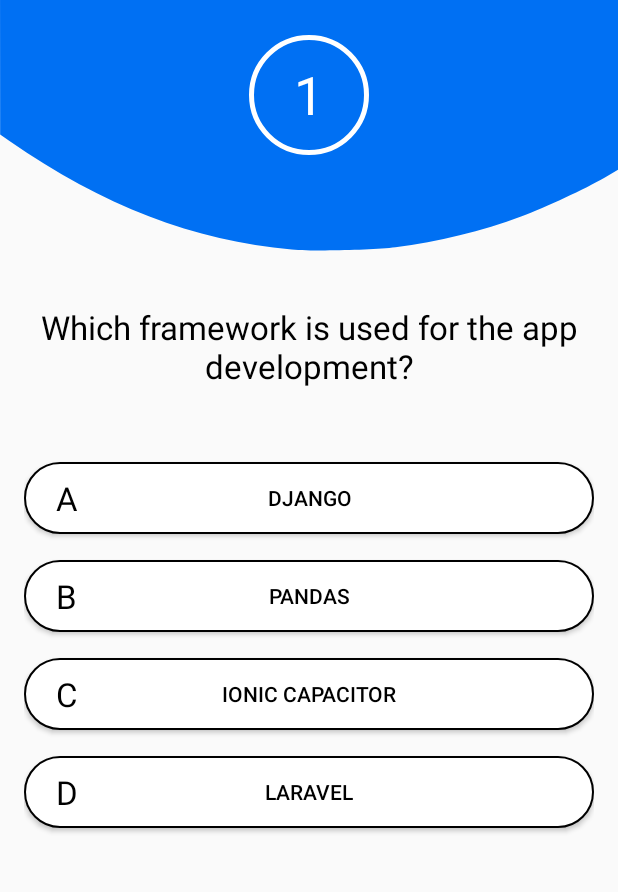
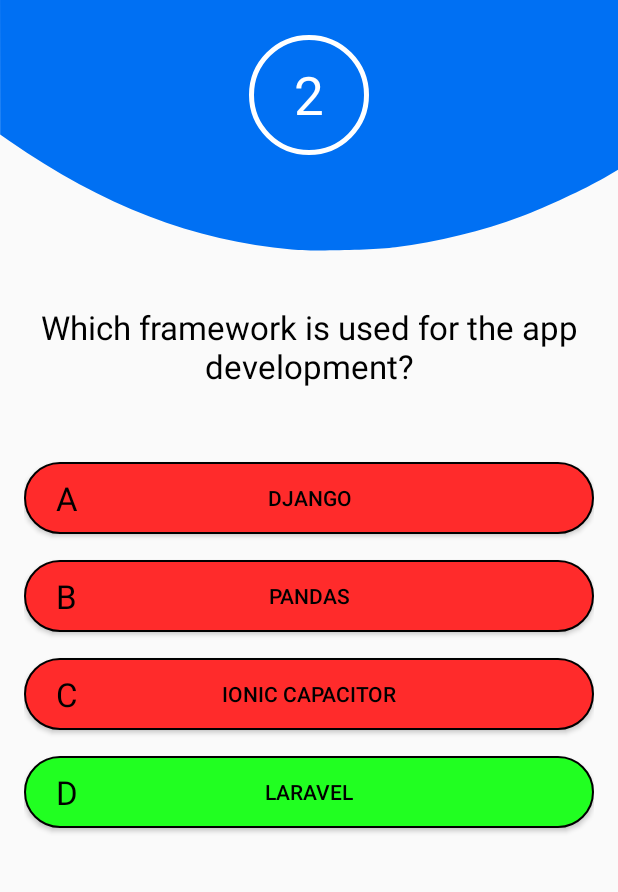
Before and after one commit to iamrohitsuthar/QuizApp, an Android app: the screen it shows after launch (QuizDashboardActivity), after a tap on "LARAVEL", on a phone screen of 412 x 824 dp, the part 199-1091 px from its top. Run offline under Robolectric (Android 15) with nearby library versions, the phone set to English and light mode, and no system bars; 3 other taps on this screen came first.

Commit message:
fix crashing issue after button click

```diff
--- a/app/src/main/java/com/rohit/suthar/quizapp/activities/QuizDashboardActivity.java
+++ b/app/src/main/java/com/rohit/suthar/quizapp/activities/QuizDashboardActivity.java
@@ -44,7 +44,6 @@ public class QuizDashboardActivity extends AppCompatActivity {
     }
 
     private void loadQuestions() {
-        while(questionTracker < questionHolderArrayList.size()) {
             mTvQuestionNo.setText(String.valueOf(questionTracker+1));
             mTvQuestion.setText(questionHolderArrayList.get(questionTracker).getQuestion());
             mBtnOptionA.setText(questionHolderArrayList.get(questionTracker).getOptionA());
@@ -52,70 +51,76 @@ public class QuizDashboardActivity extends AppCompatActivity {
             mBtnOptionC.setText(questionHolderArrayList.get(questionTracker).getOptionC());
             mBtnOptionD.setText(questionHolderArrayList.get(questionTracker).getOptionD());
             checkQuestion();
-        }
     }
 
     private void checkQuestion() {
         mBtnOptionA.setOnClickListener(new View.OnClickListener() {
             @Override
             public void onClick(View v) {
-                which = mBtnOptionA;
                 if(questionHolderArrayList.get(questionTracker).getOptionCorrect().equals(mBtnOptionA.getText().toString())) {
                     //correct
                     mBtnOptionA.setBackground(getResources().getDrawable(R.drawable.custom_button_correct));
-                    isCorrect = true;
                 }
+                else {
+                    mBtnOptionA.setBackground(getResources().getDrawable(R.drawable.custom_button_wrong));
+                }
+                updateQuestion();
             }
         });
 
         mBtnOptionB.setOnClickListener(new View.OnClickListener() {
             @Override
             public void onClick(View v) {
-                which = mBtnOptionB;
                 if(questionHolderArrayList.get(questionTracker).getOptionCorrect().equals(mBtnOptionB.getText().toString())) {
                     //correct
-                    mBtnOptionA.setBackground(getResources().getDrawable(R.drawable.custom_button_correct));
-                    isCorrect = true;
+                    mBtnOptionB.setBackground(getResources().getDrawable(R.drawable.custom_button_correct));
                 }
+                else {
+                    mBtnOptionB.setBackground(getResources().getDrawable(R.drawable.custom_button_wrong));
+                }
+                updateQuestion();
             }
         });
 
         mBtnOptionC.setOnClickListener(new View.OnClickListener() {
             @Override
             public void onClick(View v) {
-                which = mBtnOptionC;
                 if(questionHolderArrayList.get(questionTracker).getOptionCorrect().equals(mBtnOptionC.getText().toString())) {
                     //correct
-                    mBtnOptionA.setBackground(getResources().getDrawable(R.drawable.custom_button_correct));
-                    isCorrect = true;
+                    mBtnOptionC.setBackground(getResources().getDrawable(R.drawable.custom_button_correct));
                 }
+                else {
+                    mBtnOptionC.setBackground(getResources().getDrawable(R.drawable.custom_button_wrong));
+                }
+                updateQuestion();
             }
         });
 
         mBtnOptionD.setOnClickListener(new View.OnClickListener() {
             @Override
             public void onClick(View v) {
-                which = mBtnOptionD;
                 if(questionHolderArrayList.get(questionTracker).getOptionCorrect().equals(mBtnOptionD.getText().toString())) {
                     //correct
-                    mBtnOptionA.setBackground(getResources().getDrawable(R.drawable.custom_button_correct));
-                    isCorrect = true;
+                    mBtnOptionD.setBackground(getResources().getDrawable(R.drawable.custom_button_correct));
                 }
+                else {
+                    mBtnOptionD.setBackground(getResources().getDrawable(R.drawable.custom_button_wrong));
+                }
+                updateQuestion();
             }
         });
-        if(!isCorrect) {
-            which.setBackground(getResources().getDrawable(R.drawable.custom_button_wrong));
-            updateQuestion();
-        }
-        else
-            updateQuestion();
     }
 
     private void updateQuestion() {
-        questionTracker++;
+        if(questionTracker+1 < questionHolderArrayList.size()) {
+            questionTracker++;
+            loadQuestions();
+        }
+
     }
 
     private void addQuestions() {
         questionHolderArrayList.add(new QuestionHolder(getResources().getString(R.string.q1),getResources().getString(R.string.q1_a),getResources().getString(R.string.q1_b),getResources().getString(R.string.q1_c),getResources().getString(R.string.q1_d),getResources().getString(R.string.q1_ans)));
+        questionHolderArrayList.add(new QuestionHolder(getResources().getString(R.string.q2),getResources().getString(R.string.q2_a),getResources().getString(R.string.q2_b),getResources().getString(R.string.q2_c),getResources().getString(R.string.q2_d),getResources().getString(R.string.q2_ans)));
     }
 }
--- a/app/src/main/res/values/colors.xml
+++ b/app/src/main/res/values/colors.xml
@@ -3,6 +3,6 @@
     <color name="colorPrimary">#F3F7F7</color>
     <color name="colorPrimaryDark">#1014A8</color>
     <color name="colorAccent">#0070F3</color>
-    <color name="green">#1E831E</color>
-    <color name="red">#A52929</color>
+    <color name="green">#21FF21</color>
+    <color name="red">#FF2B2B</color>
 </resources>
--- a/app/src/main/res/values/strings.xml
+++ b/app/src/main/res/values/strings.xml
@@ -7,4 +7,11 @@
     <string name="q1_c">Ionic Capacitor</string>
     <string name="q1_d">Laravel</string>
     <string name="q1_ans">Ionic Capacitor</string>
+
+    <string name="q2">Which framework is used for the app development?</string>
+    <string name="q2_a">Django</string>
+    <string name="q2_b">Pandas</string>
+    <string name="q2_c">Ionic Capacitor</string>
+    <string name="q2_d">Laravel</string>
+    <string name="q2_ans">Laravel</string>
 </resources>
```
